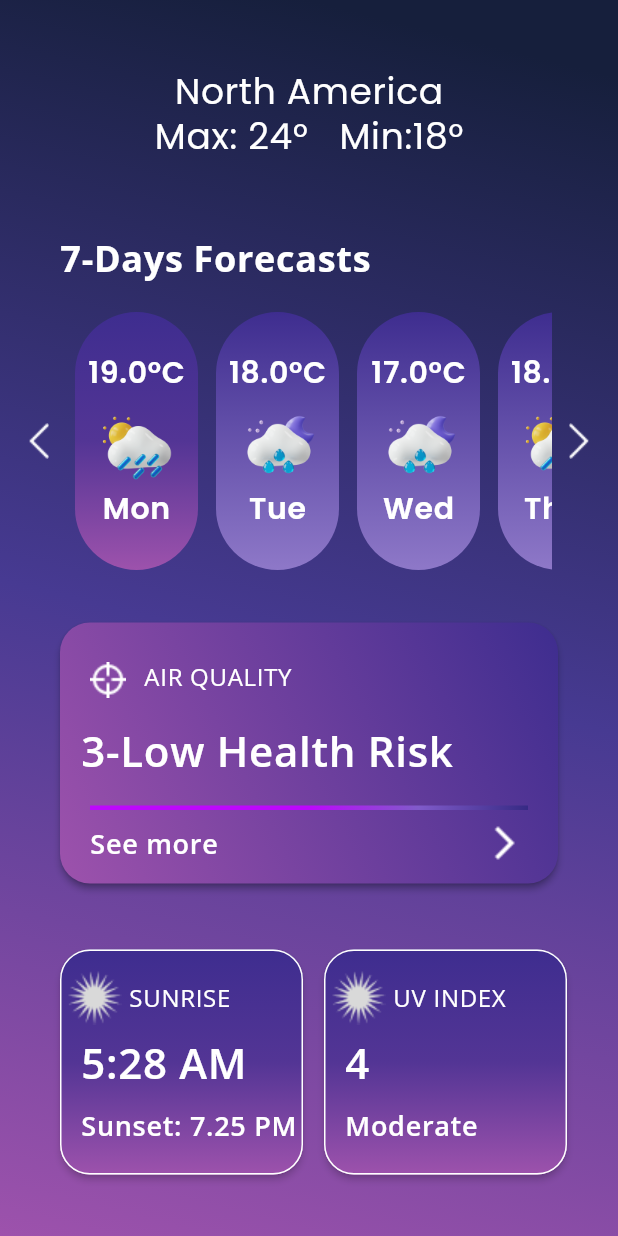
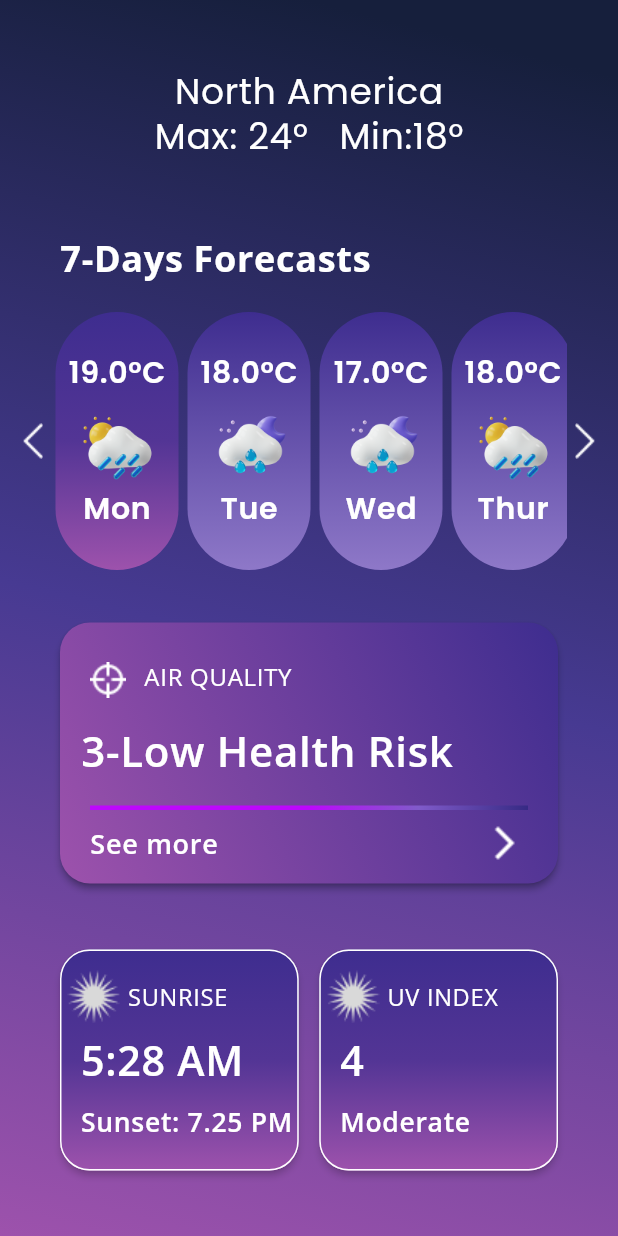
Before and after one commit to theodan11/weather_ui_flutter, a Flutter app: the HomeScreen screen opened directly, on a phone screen of 412 x 824 dp. Run offline on Flutter 3.47's test engine with Material 3 defaults, Android fonts, the phone set to English and light mode, and no system bars; our stand-ins replace google_fonts.

Commit message:
done: ui

```diff
--- a/lib/core/screens/home/widgets/my_bottom_card_container.dart
+++ b/lib/core/screens/home/widgets/my_bottom_card_container.dart
@@ -8,6 +8,7 @@ class MyBottomCardContainer extends StatelessWidget {
   Widget build(BuildContext context) {
     return const Padding(
       padding: EdgeInsets.only(left: 40, top: 44, bottom: 108, right: 40),
+      child: FittedBox(
         child: Row(
           mainAxisAlignment: MainAxisAlignment.center,
           children: [
@@ -22,6 +23,7 @@ class MyBottomCardContainer extends StatelessWidget {
                 title: "UV INDEX", statusOrTime: "4", bottomStatus: "Moderate")
           ],
         ),
+      ),
     );
   }
 }
--- a/lib/core/screens/home/widgets/my_forcast_list_container.dart
+++ b/lib/core/screens/home/widgets/my_forcast_list_container.dart
@@ -7,7 +7,7 @@ class MyForcastListContainer extends StatelessWidget {
   @override
   Widget build(BuildContext context) {
     return Padding(
-      padding: const EdgeInsets.symmetric(horizontal: 14),
+      padding: const EdgeInsets.symmetric(horizontal: 10),
       child: Row(
         mainAxisAlignment: MainAxisAlignment.center,
         children: [
@@ -16,13 +16,13 @@ class MyForcastListContainer extends StatelessWidget {
             height: 24,
             child: Image.asset('assets/images/icon_chevron_left_.png'),
           ),
-          const SizedBox(
-            width: 6,
-          ),
+          // const SizedBox(
+          //   width: 6,
+          // ),
           MyForecastListBuilder(),
-          const SizedBox(
-            width: 6,
-          ),
+          // const SizedBox(
+          //   width: 6,
+          // ),
           SizedBox(
             width: 24,
             height: 24,
--- a/lib/core/screens/home/widgets/my_weather_card.dart
+++ b/lib/core/screens/home/widgets/my_weather_card.dart
@@ -17,7 +17,7 @@ class MyWeatherCard extends StatelessWidget {
   @override
   Widget build(BuildContext context) {
     return Container(
-      margin: const EdgeInsets.symmetric(horizontal: 6),
+      margin: const EdgeInsets.symmetric(horizontal: 3),
       width: 82,
       height: 172,
       decoration: BoxDecoration(
```
Lines whose indentation alone changed are shown as unchanged.
